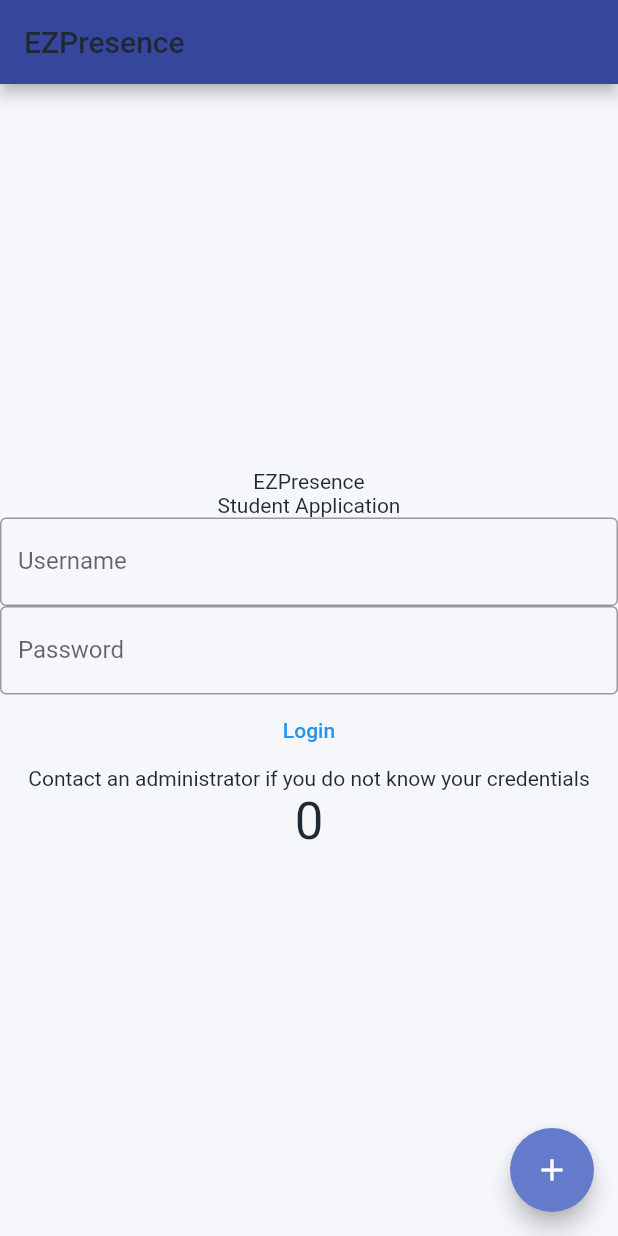
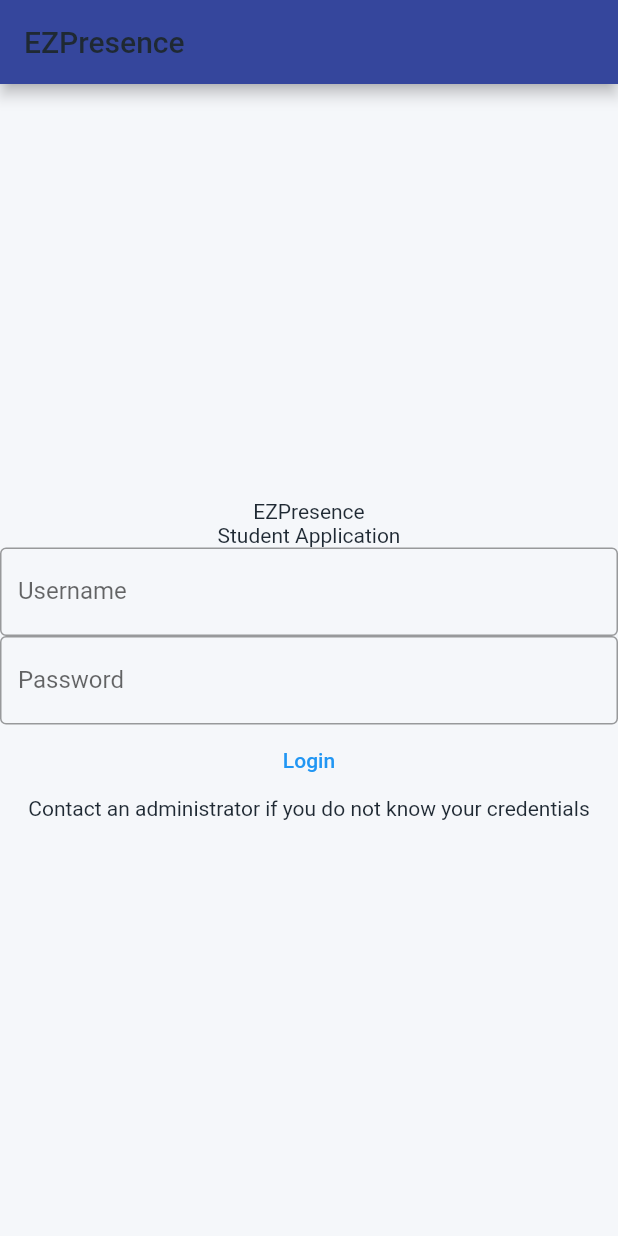
Before and after one commit to omarnassif98/EZ-Presence, a Flutter app: the screen it shows after launch, on a phone screen of 412 x 824 dp. Run offline on Flutter 3.47's test engine with Material 2 defaults, Android fonts, the phone set to English and light mode, and no system bars.

Commit message:
Remove counter widget from Flutter app

```diff
--- a/ezpresence_mobile/lib/main.dart
+++ b/ezpresence_mobile/lib/main.dart
@@ -56,19 +56,6 @@
 }
 
 class _MyHomePageState extends State<MyHomePage> {
-  int _counter = 0;
-
-  void _incrementCounter() {
-    setState(() {
-      // This call to setState tells the Flutter framework that something has
-      // changed in this State, which causes it to rerun the build method below
-      // so that the display can reflect the updated values. If we changed
-      // _counter without calling setState(), then the build method would not be
-      // called again, and so nothing would appear to happen.
-      _counter++;
-    });
-  }
-
   @override
   Widget build(BuildContext context) {
     //This is the first page of the mobile app
@@ -139,18 +126,9 @@
             Text(
               'Contact an administrator if you do not know your credentials',
             ),
-            Text(
-              '$_counter',
-              style: Theme.of(context).textTheme.headline4,
-            ),
           ],
         ),
       ),
-      floatingActionButton: FloatingActionButton(
-        onPressed: _incrementCounter,
-        tooltip: 'Increment',
-        child: Icon(Icons.add),
-      ), // This trailing comma makes auto-formatting nicer for build methods.
     );
   }
 }
```
